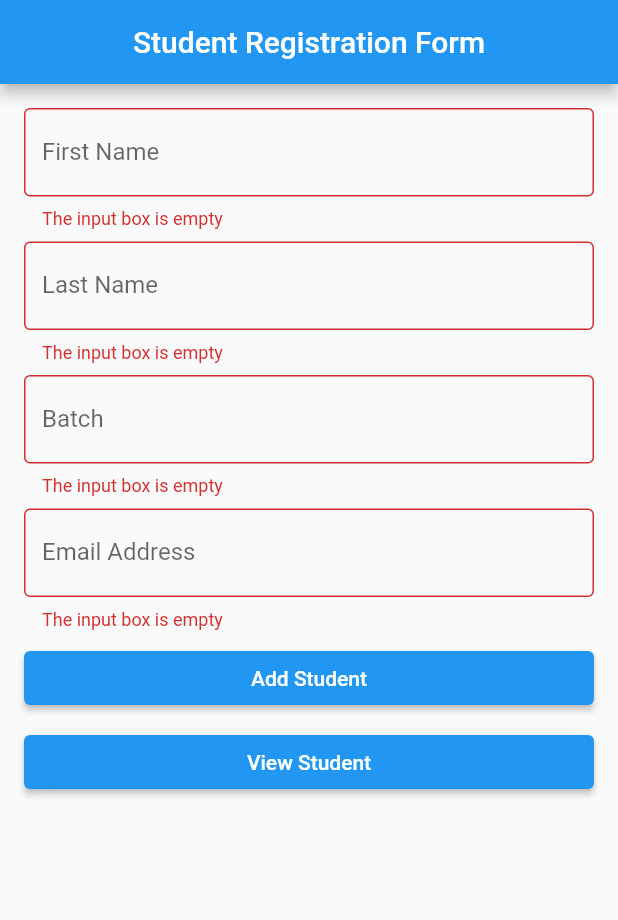
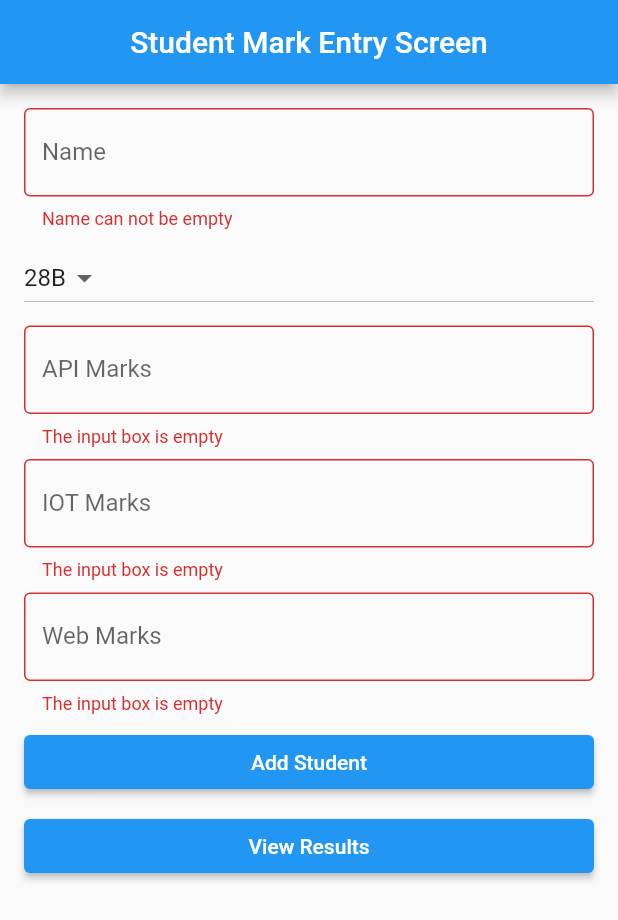
Before and after one commit to Chirag123-bit/StudentManagement, a Flutter app: the screen it shows after launch, after a tap on "Add Student", on a phone screen of 412 x 824 dp. Shown: the top 920 px of the screen. Run offline on Flutter 3.47's test engine with Material 2 defaults, Android fonts, the phone set to English and light mode, and no system bars.

Commit message:
Finalized functionality of result windoe

```diff
--- a/lib/main.dart
+++ b/lib/main.dart
@@ -1,7 +1,6 @@
-import 'package:flutter/cupertino.dart';
 import 'package:flutter/material.dart';
-import 'package:student_management/screens/StudentListScreen.dart';
-import 'package:student_management/screens/registration_form_screen.dart';
+import 'package:student_management/screens/MarkEntryScreen.dart';
+import 'package:student_management/screens/ResultsScreen.dart';
 
 void main(List<String> args) {
   runApp(
@@ -9,8 +8,8 @@ void main(List<String> args) {
       debugShowCheckedModeBanner: false,
       initialRoute: "/",
       routes: {
-        "/": (context) => const StudentRegistrationScreen(),
-        "/students": (context) => const StudentListScreen(),
+        "/": (context) => const MarkEntryScreen(),
+        "/result": (context) => const ResultScreen(),
       },
     ),
   );
--- /dev/null
+++ b/lib/models/StudentMark.dart
@@ -0,0 +1,7 @@
+class StudentMark {
+  String? name, batch;
+  double? api, iot, web, total;
+  double? percentage;
+  StudentMark(this.name, this.batch, this.api, this.iot, this.web, this.total,
+      this.percentage);
+}
--- /dev/null
+++ b/lib/screens/MarkEntryScreen.dart
@@ -0,0 +1,192 @@
+// ignore: file_names
+import 'package:flutter/material.dart';
+import 'package:student_management/models/Student.dart';
+import 'package:student_management/models/StudentMark.dart';
+
+class MarkEntryScreen extends StatefulWidget {
+  const MarkEntryScreen({Key? key}) : super(key: key);
+
+  @override
+  State<MarkEntryScreen> createState() => _MarkEntryScreenState();
+}
+
+List<DropdownMenuItem<String>> get dropdownItems {
+  List<DropdownMenuItem<String>> menuItems = [
+    const DropdownMenuItem(child: Text("28A"), value: "28A"),
+    const DropdownMenuItem(child: Text("28B"), value: "28B"),
+    const DropdownMenuItem(child: Text("28C"), value: "28C"),
+  ];
+  return menuItems;
+}
+
+class _MarkEntryScreenState extends State<MarkEntryScreen> {
+  final _globalkey = GlobalKey<FormState>();
+  var studentMark;
+  String? name, batch;
+  double? api, iot, web, total;
+  double? percentage;
+  List<StudentMark> listStudentsMark = [];
+  String selectedValue = "28B";
+
+  addStudent(student) {
+    listStudentsMark.add(student);
+  }
+
+  @override
+  Widget build(BuildContext context) {
+    return Scaffold(
+        appBar: AppBar(
+          title: const Text("Student Mark Entry Screen"),
+          centerTitle: true,
+        ),
+        body: Padding(
+          padding: const EdgeInsets.all(16),
+          child: Form(
+            key: _globalkey,
+            child: Column(
+              children: [
+                TextFormField(
+                  onChanged: (value) => {
+                    setState(() {
+                      name = value;
+                    })
+                  },
+                  keyboardType: TextInputType.name,
+                  decoration: const InputDecoration(
+                    labelText: "Name",
+                    hintText: "Name",
+                    border: OutlineInputBorder(),
+                  ),
+                  validator: (value) {
+                    if (value!.isEmpty) {
+                      return "Name can not be empty";
+                    }
+
+                    return null;
+                  },
+                ),
+                const SizedBox(
+                  height: 8,
+                ),
+                SizedBox(
+                  width: double.infinity,
+                  child: DropdownButton(
+                    value: selectedValue,
+                    items: dropdownItems,
+                    onChanged: (String? value) {
+                      setState(() {
+                        selectedValue = value!;
+                      });
+                    },
+                  ),
+                ),
+                const SizedBox(
+                  height: 8,
+                ),
+                TextFormField(
+                  onChanged: (value) => {
+                    setState(() {
+                      api = double.parse(value);
+                    })
+                  },
+                  keyboardType: TextInputType.text,
+                  decoration: const InputDecoration(
+                    labelText: "API Marks",
+                    hintText: "API Marks ",
+                    border: OutlineInputBorder(),
+                  ),
+                  validator: (value) {
+                    if (value!.isEmpty) {
+                      return "The input box is empty";
+                    }
+                    if (int.parse(value) < 0 || int.parse(value) > 100) {
+                      return "The Mark must be between 0 and 100";
+                    }
+                    return null;
+                  },
+                ),
+                const SizedBox(
+                  height: 8,
+                ),
+                TextFormField(
+                  onChanged: (value) => {
+                    setState(() {
+                      iot = double.parse(value);
+                    })
+                  },
+                  keyboardType: TextInputType.text,
+                  decoration: const InputDecoration(
+                    labelText: "IOT Marks",
+                    hintText: "IOT Marks",
+                    border: OutlineInputBorder(),
+                  ),
+                  validator: (value) {
+                    if (value!.isEmpty) {
+                      return "The input box is empty";
+                    }
+                    if (int.parse(value) < 0 || int.parse(value) > 100) {
+                      return "The Mark must be between 0 and 100";
+                    }
+                    return null;
+                  },
+                ),
+                const SizedBox(
+                  height: 8,
+                ),
+                TextFormField(
+                  onChanged: (value) => {
+                    setState(() {
+                      web = double.parse(value);
+                    })
+                  },
+                  keyboardType: TextInputType.text,
+                  decoration: const InputDecoration(
+                    labelText: "Web Marks",
+                    hintText: "Web Marks",
+                    border: OutlineInputBorder(),
+                  ),
+                  validator: (value) {
+                    if (value!.isEmpty) {
+                      return "The input box is empty";
+                    }
+                    if (double.parse(value) < 0 || double.parse(value) > 100) {
+                      return "The Mark must be between 0 and 100";
+                    }
+                    return null;
+                  },
+                ),
+                const SizedBox(
+                  height: 8,
+                ),
+                SizedBox(
+                  width: double.infinity,
+                  child: ElevatedButton(
+                      onPressed: () {
+                        if (_globalkey.currentState!.validate()) {
+                          total = (api! + web! + iot!);
+                          percentage = total! / 3;
+                          studentMark = StudentMark(name, selectedValue, api,
+                              iot, web, total, percentage);
+                          addStudent(studentMark);
+                        }
+                      },
+                      child: const Text("Add Student")),
+                ),
+                const SizedBox(
+                  height: 8,
+                ),
+                SizedBox(
+                  width: double.infinity,
+                  child: ElevatedButton(
+                      onPressed: () {
+                        Navigator.pushNamed(context, '/result',
+                            arguments: listStudentsMark);
+                      },
+                      child: const Text("View Results")),
+                )
+              ],
+            ),
+          ),
+        ));
+  }
+}
```
Also changed, not shown: lib/screens/ResultsScreen.dart (added, +160 -0 lines), lib/screens/StudentListScreen.dart (+26 -18 lines).
